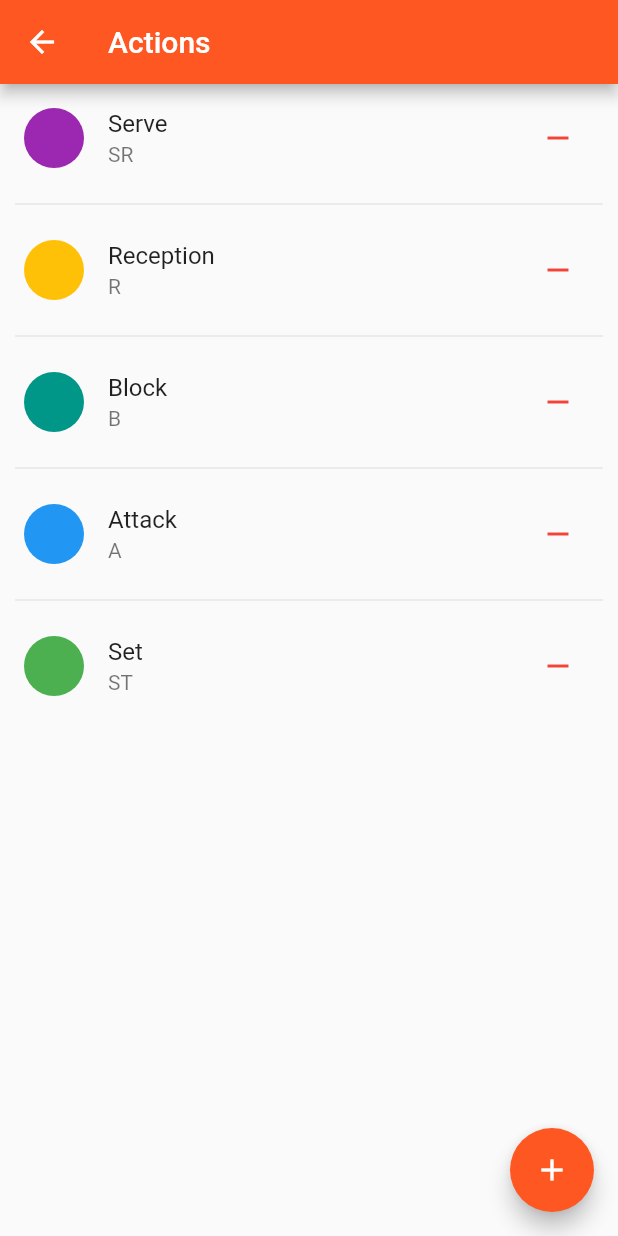
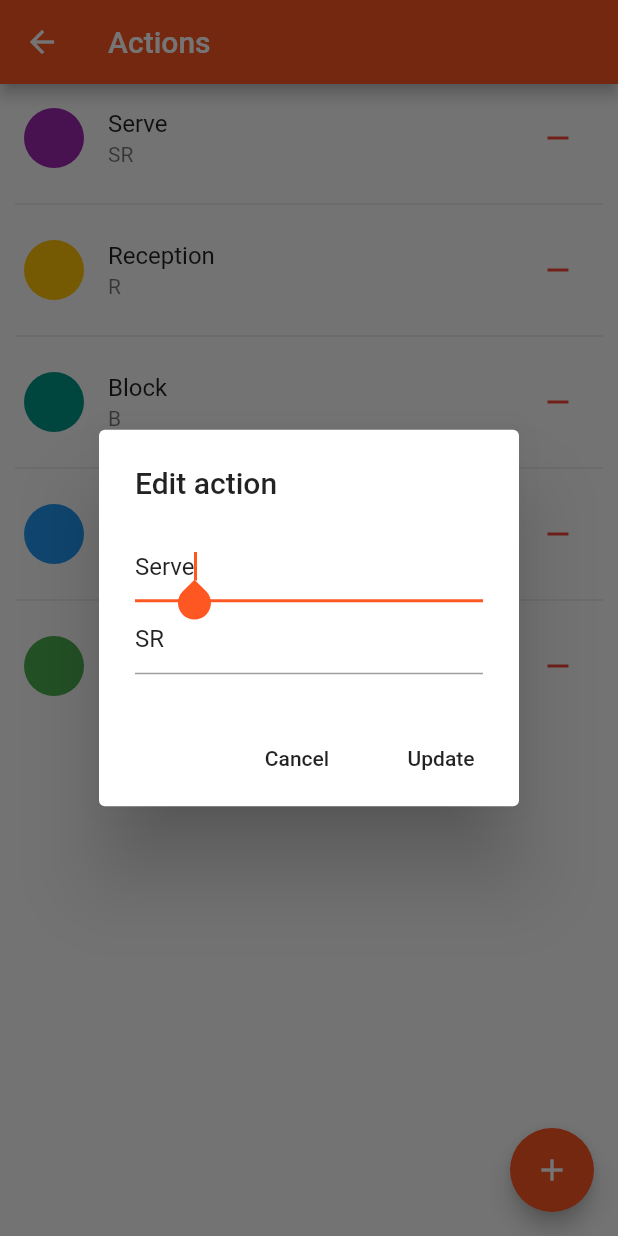
Before and after one commit to CarloRamponi/TrainingStats, a Flutter app: the ActionsScene screen opened by its route, after a tap on "Serve", on a phone screen of 412 x 824 dp. Run offline on Flutter 3.47's test engine with Material 2 defaults, Android fonts, the light colour scheme and no system bars; our stand-ins replace file_picker, flutter_colorpicker, image_cropper, image_picker, package_info, sqflite; missing offline and left inert: flutter_share; accounts and stored records are empty.

Commit message:
Actions editing

```diff
--- a/lib/routes/settings_pages/actions_scene.dart
+++ b/lib/routes/settings_pages/actions_scene.dart
@@ -82,6 +82,9 @@ class _ActionsSceneState extends State<ActionsScene> {
                       ),
                       onLongPress: () {
                         _removeAction(action);
+                      },
+                      onTap: () {
+                        _editAction(action);
                       },
                     );
                   },
@@ -250,6 +253,95 @@ class _ActionsSceneState extends State<ActionsScene> {
 
   }
 
+  void _editAction(LocalAction.Action action) async {
+
+    GlobalKey<FormState> _form = GlobalKey();
+    FocusNode shortNameFocusNode = FocusNode();
+
+    var result = await showDialog(context: context, builder: (context) => AlertDialog(
+      title: Text("Edit action"),
+      actions: [
+        FlatButton(
+          child: Text("Cancel"),
+          onPressed: () {
+            Navigator.of(context).pop();
+          },
+        ),
+        FlatButton(
+          child: Text("Update"),
+          onPressed: () async {
+            if(_form.currentState.validate()) {
+              await LocalAction.ActionProvider.update(action);
+              Navigator.of(context).pop(true);
+            }
+          },
+        )
+      ],
+      content: Container(
+        child: Form(
+            key: _form,
+            child: Column(
+              mainAxisSize: MainAxisSize.min,
+              children: [
+                TextFormField(
+                  initialValue: action.name,
+                  autofocus: true,
+                  onChanged: (value) {
+                    action.name = value;
+                  },
+                  onEditingComplete: () {
+                    shortNameFocusNode.requestFocus();
+                  },
+                  maxLength: 128,
+                  decoration: InputDecoration(
+                      hintText: "Action name",
+                      counterText: ""
+                  ),
+                  validator: (value) {
+                    if (value.isEmpty) {
+                      return "Enter some text";
+                    } else {
+                      return null;
+                    }
+                  },
+                ),
+                TextFormField(
+                  initialValue: action.shortName,
+                  focusNode: shortNameFocusNode,
+                  onChanged: (value) {
+                    action.shortName = value;
+                  },
+                  maxLength: 2,
+                  decoration: InputDecoration(
+                      hintText: "Action short name",
+                      counterText: ""
+                  ),
+                  validator: (value) {
+                    if (value.isEmpty) {
+                      return "Enter some text";
+                    } else {
+                      return null;
+                    }
+                  },
+                  onEditingComplete: () async {
+                    if(_form.currentState.validate()) {
+                      await LocalAction.ActionProvider.update(action);
+                      Navigator.of(context).pop(true);
+                    }
+                  },
+                ),
+              ],
+            )
+        ),
+      )
+    ));
+
+    if(result == true) {
+      _refresh();
+    }
+
+  }
+
   void _changeColorPopup(LocalAction.Action a) async {
 
     var result = await showDialog(
```
Also changed, not shown: lib/routes/settings_pages/evaluations_scene.dart (+6 -4 lines), lib/routes/settings_pages/roles_scene.dart (+6 -4 lines).
